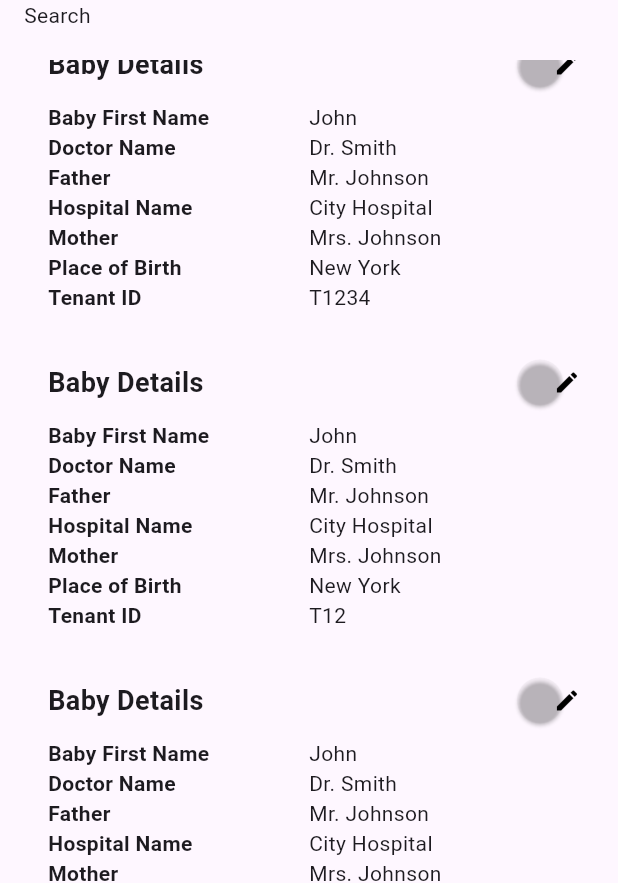
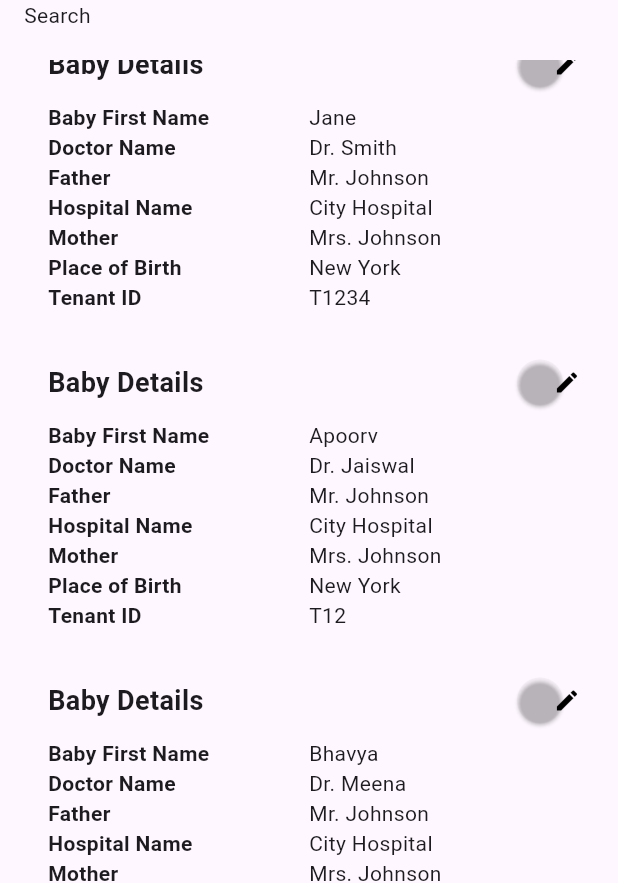
Before and after one commit to StephLak/digit-component, a Flutter app: the screen it shows after launch, scrolled down 452 dp, on a phone screen of 412 x 824 dp. Shown: the part 210-1093 px from the top of the screen. Run offline on Flutter 3.47's test engine with Material 3 defaults, Android fonts, the phone set to English and light mode, and no system bars; our stand-ins replace freezed_annotation, reactive_forms; missing offline and left inert: digit_components.

Commit message:
added freezed model

```diff
--- /dev/null
+++ b/lib/models/birth_registration/birth_registration_model.dart
@@ -0,0 +1,21 @@
+import 'package:freezed_annotation/freezed_annotation.dart';
+
+part 'birth_registration_model.freezed.dart';
+part 'birth_registration_model.g.dart';
+
+@freezed
+class BirthRegistrationModel with _$BirthRegistrationModel {
+  const factory BirthRegistrationModel({
+    required int? id,
+    required String babyFirstName,
+    required String doctorName,
+    required String father,
+    required String hospitalName,
+    required String mother,
+    required String placeOfBirth,
+    required String tenantId,
+}) = _BirthRegistrationModel;
+
+  factory BirthRegistrationModel.fromJson(Map<String, dynamic> json) => _$BirthRegistrationModelFromJson(json);
+
+}
--- a/lib/models/dummy_data.dart
+++ b/lib/models/dummy_data.dart
@@ -1,54 +1,58 @@
+import 'package:digit_assignment/models/birth_registration/birth_registration_model.dart';
+
 class DummyData {
-  static List<Map<String, dynamic>> dummyList = [
-    {
-      'id': 1,
-      'babyFirstName': 'John',
-      'doctorName': 'Dr. Smith',
-      'father': 'Mr. Johnson',
-      'hospitalName': 'City Hospital',
-      'mother': 'Mrs. Johnson',
-      'placeOfBirth': 'New York',
-      'tenantId': 'T123',
-    },
-    {
-      'id': 2,
-      'babyFirstName': 'Emily',
-      'doctorName': 'Dr. Brown',
-      'father': 'Mr. Davis',
-      'hospitalName': 'Community Hospital',
-      'mother': 'Mrs. Davis',
-      'placeOfBirth': 'Los Angeles',
-      'tenantId': 'T17890',
-    },
-    {
-      'id': 3,
-      'babyFirstName': 'John',
-      'doctorName': 'Dr. Smith',
-      'father': 'Mr. Johnson',
-      'hospitalName': 'City Hospital',
-      'mother': 'Mrs. Johnson',
-      'placeOfBirth': 'New York',
-      'tenantId': 'T1234',
-    },
-    {
-      'id': 4,
-      'babyFirstName': 'John',
-      'doctorName': 'Dr. Smith',
-      'father': 'Mr. Johnson',
-      'hospitalName': 'City Hospital',
-      'mother': 'Mrs. Johnson',
-      'placeOfBirth': 'New York',
-      'tenantId': 'T12',
-    },
-    {
-      'id': 5,
-      'babyFirstName': 'John',
-      'doctorName': 'Dr. Smith',
-      'father': 'Mr. Johnson',
-      'hospitalName': 'City Hospital',
-      'mother': 'Mrs. Johnson',
-      'placeOfBirth': 'New York',
-      'tenantId': 'T12345',
-    },
+
+  // Define the dummy list of birth registration models
+  static List<BirthRegistrationModel> dummyList = [
+    const BirthRegistrationModel(
+      id: 1,
+      babyFirstName: 'John',
+      doctorName: 'Dr. Smith',
+      father: 'Mr. Johnson',
+      hospitalName: 'City Hospital',
+      mother: 'Mrs. Johnson',
+      placeOfBirth: 'New York',
+      tenantId: 'T123',
+    ),
+    const BirthRegistrationModel(
+      id: 2,
+      babyFirstName: 'Emily',
+      doctorName: 'Dr. Brown',
+      father: 'Mr. Davis',
+      hospitalName: 'Community Hospital',
+      mother: 'Mrs. Davis',
+      placeOfBirth: 'Los Angeles',
+      tenantId: 'T17890',
+    ),
+    const BirthRegistrationModel(
+      id: 3,
+      babyFirstName: 'Jane',
+      doctorName: 'Dr. Smith',
+      father: 'Mr. Johnson',
+      hospitalName: 'City Hospital',
+      mother: 'Mrs. Johnson',
+      placeOfBirth: 'New York',
+      tenantId: 'T1234',
+    ),
+    const BirthRegistrationModel(
+      id: 4,
+      babyFirstName: 'Apoorv',
+      doctorName: 'Dr. Jaiswal',
+      father: 'Mr. Johnson',
+      hospitalName: 'City Hospital',
+      mother: 'Mrs. Johnson',
+      placeOfBirth: 'New York',
+      tenantId: 'T12',
+    ),
+    const BirthRegistrationModel(
+      id: 5,
+      babyFirstName: 'Bhavya',
+      doctorName: 'Dr. Meena',
+      father: 'Mr. Johnson',
+      hospitalName: 'City Hospital',
+      mother: 'Mrs. Johnson',
+      placeOfBirth: 'New York',
+      tenantId: 'T12345',
+    ),
   ];
 }
--- a/lib/screens/search_screen.dart
+++ b/lib/screens/search_screen.dart
@@ -1,3 +1,4 @@
+import 'package:digit_assignment/models/birth_registration/birth_registration_model.dart';
 import 'package:digit_assignment/models/dummy_data.dart';
 import 'package:digit_components/digit_components.dart';
 import 'package:digit_assignment/screens/form_screen.dart';
@@ -12,7 +13,7 @@ class SearchScreen extends StatefulWidget {
 
 class _SearchScreenState extends State<SearchScreen> {
   final TextEditingController _idController = TextEditingController();
-  List<Map<String, dynamic>> _searchResults = [];
+  List<BirthRegistrationModel> _searchResults = [];
 
   @override
   void initState() {
@@ -23,17 +24,17 @@ class _SearchScreenState extends State<SearchScreen> {
   Future<void> _searchById() async {
     String id = _idController.text;
     if (id.isEmpty) {
-      _searchResults = DummyData.dummyList.toList();
+      _searchResults = DummyData.dummyList;
     } else {
       _searchResults = DummyData.dummyList
-          .where((entry) => entry['tenantId'].contains(id))
+          .where((entry) => entry.tenantId.contains(id))
           .toList();
     }
 
     setState(() {});
   }
 
-  void _navigateToFormsScreen(Map<String, dynamic>? details) {
+  void _navigateToFormsScreen(BirthRegistrationModel? details) {
     Navigator.push(
       context,
       MaterialPageRoute(builder: (context) => FormScreen(
@@ -112,13 +113,13 @@ class _SearchScreenState extends State<SearchScreen> {
                           ),
 
                           const SizedBox(height: 10),
-                          _buildDetailRow('Baby First Name', result['babyFirstName']),
-                          _buildDetailRow('Doctor Name', result['doctorName']),
-                          _buildDetailRow('Father', result['father']),
-                          _buildDetailRow('Hospital Name', result['hospitalName']),
-                          _buildDetailRow('Mother', result['mother']),
-                          _buildDetailRow('Place of Birth', result['placeOfBirth']),
-                          _buildDetailRow('Tenant ID', result['tenantId']),
+                          _buildDetailRow('Baby First Name', result.babyFirstName),
+                          _buildDetailRow('Doctor Name', result.doctorName),
+                          _buildDetailRow('Father', result.father),
+                          _buildDetailRow('Hospital Name', result.hospitalName),
+                          _buildDetailRow('Mother', result.mother),
+                          _buildDetailRow('Place of Birth', result.placeOfBirth),
+                          _buildDetailRow('Tenant ID', result.tenantId),
                         ],
                       ),
                     ),
```
Also changed, not shown: lib/models/birth_application_search_criteria.dart (deleted, +0 -7 lines), lib/models/birth_application_search_criteria/birth_application_search_criteria.dart (added, +14 -0 lines), lib/models/birth_registration_application.dart (deleted, +0 -25 lines), lib/models/birth_registration_application/birth_registration_application.dart (added, +23 -0 lines), lib/models/birth_registration_request.dart (deleted, +0 -9 lines), lib/models/birth_registration_request/birth_registration_request.dart (added, +15 -0 lines), lib/models/birth_registration_response.dart (deleted, +0 -9 lines), lib/models/birth_registration_response/birth_registration_response.dart (added, +15 -0 lines), lib/models/role.dart (deleted, +0 -9 lines), lib/models/role/role.dart (added, +15 -0 lines), lib/models/user.dart (deleted, +0 -13 lines), lib/models/user/user.dart (added, +17 -0 lines), lib/screens/form_screen.dart (+19 -11 lines), pubspec.yaml (+10 -3 lines), 15 more files, 2 other files.
